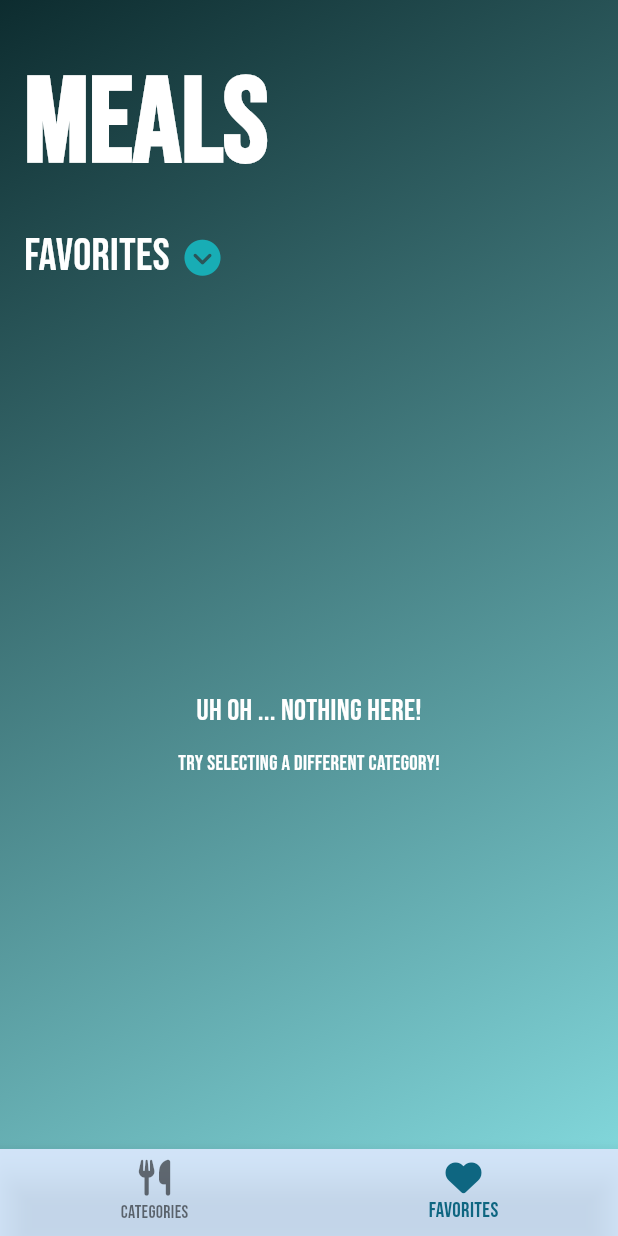
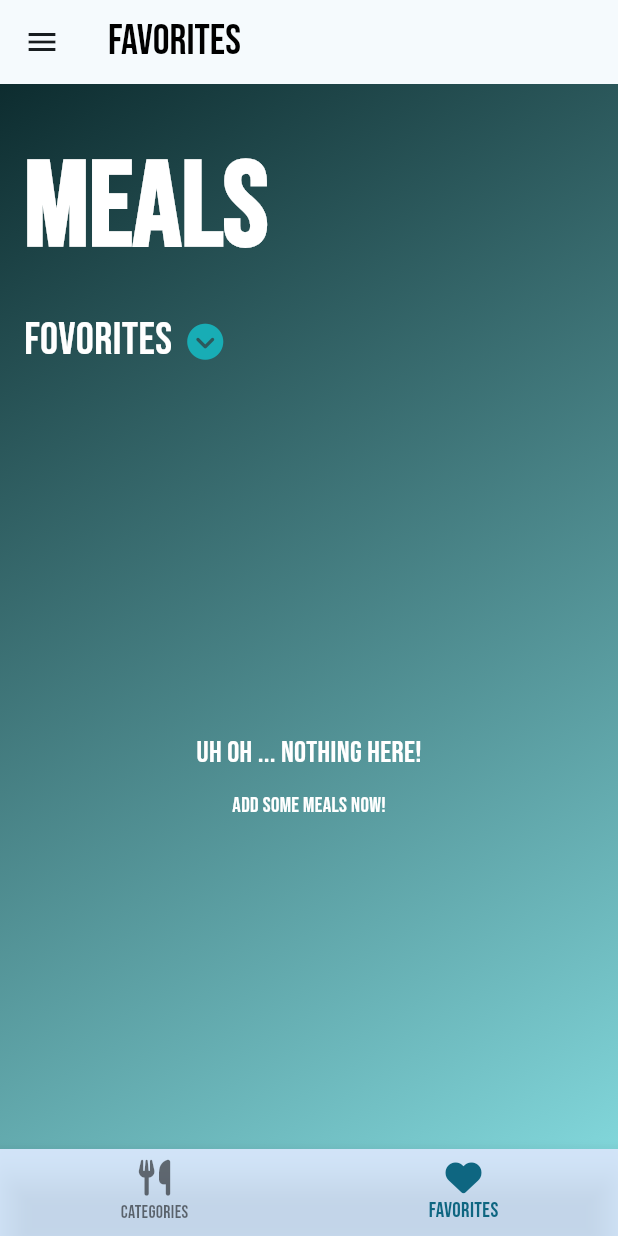
Before and after one commit to waaahaaab/meals, a Flutter app: the screen it shows after launch, item 2 of the bottom bar chosen, on a phone screen of 412 x 824 dp. Run offline on Flutter 3.47's test engine with Material 2 defaults, Android fonts, the phone set to English and light mode, and no system bars; our stand-ins replace font_awesome_flutter, google_fonts; network calls fail.

Commit message:
filter meals

```diff
--- a/lib/constants.dart
+++ b/lib/constants.dart
@@ -1,4 +1,5 @@
 import 'package:flutter/material.dart';
+import 'package:meals_app/screens/filter_screen.dart';
 
 const kGradient = LinearGradient(
   colors: [
@@ -12,3 +13,10 @@ const kGradient = LinearGradient(
 const kTextColor = Color.fromARGB(255, 4, 242, 255);
 const kIconColor = Color.fromARGB(255, 24, 173, 181);
 //Color.fromARGB(182, 27, 65, 67)
+
+const kInitialFilters = {
+  Filter.glutenFree: false,
+  Filter.vegan: false,
+  Filter.vegetarian: false,
+  Filter.lactoseFree: false,
+};
--- a/lib/screens/meals_screen.dart
+++ b/lib/screens/meals_screen.dart
@@ -13,34 +13,6 @@ class MealsScreen extends StatelessWidget {
   @override
   Widget build(BuildContext context) {
     return Scaffold(
-      // body: mealsList.isNotEmpty
-      //     ? Container(
-      //         decoration: const BoxDecoration(
-      //           gradient: kGradient,
-      //         ),
-      //         child: const Center(
-      //           child: Column(
-      //             mainAxisAlignment: MainAxisAlignment.center,
-      //             children: [
-      //               Text(
-      //                 'Uh oh ... nothing here!',
-      //                 style: TextStyle(
-      //                     color: Colors.white,
-      //                     fontSize: 20,
-      //                     fontWeight: FontWeight.w500),
-      //               ),
-      //               Text(
-      //                 'Try selecting a different category!',
-      //                 style: TextStyle(
-      //                     color: Colors.white,
-      //                     fontSize: 14,
-      //                     fontWeight: FontWeight.w400),
-      //               ),
-      //             ],
-      //           ),
-      //         ),
-      //       )
-      // :
       body: Container(
         padding: const EdgeInsets.only(
           top: 26,
@@ -51,10 +23,17 @@ class MealsScreen extends StatelessWidget {
           gradient: kGradient,
         ),
         child: Column(crossAxisAlignment: CrossAxisAlignment.start, children: [
+          Visibility(
+            visible: title != 'Favorites',
+            child: Column(
+              crossAxisAlignment: CrossAxisAlignment.start,
+              children: [
                 const Text(
                   'MEALS',
                   style: TextStyle(
-                color: Colors.white, fontSize: 80, fontWeight: FontWeight.w800),
+                      color: Colors.white,
+                      fontSize: 80,
+                      fontWeight: FontWeight.w800),
                 ),
                 const SizedBox(height: 10),
                 Row(
@@ -73,28 +52,44 @@ class MealsScreen extends StatelessWidget {
                     ),
                   ],
                 ),
+              ],
+            ),
+          ),
           const SizedBox(height: 20),
           Expanded(
             child: mealsList.isEmpty
-                ? const Center(
+                ? Center(
                     child: Column(
                       mainAxisAlignment: MainAxisAlignment.center,
                       crossAxisAlignment: CrossAxisAlignment.center,
                       children: [
-                        Text(
+                        const Text(
                           'Uh oh ... nothing here!',
                           style: TextStyle(
                               color: Colors.white,
                               fontSize: 20,
                               fontWeight: FontWeight.w500),
                         ),
-                        SizedBox(height: 10),
-                        Text(
+                        const SizedBox(height: 10),
+                        Visibility(
+                          visible: title != 'Favorites' && mealsList.isEmpty,
+                          child: const Text(
+                            'Add Some Meals Now!',
+                            style: TextStyle(
+                                color: Colors.white,
+                                fontSize: 14,
+                                fontWeight: FontWeight.w400),
+                          ),
+                        ),
+                        Visibility(
+                          visible: title == 'Favorites',
+                          child: const Text(
                             'Try selecting a different category!',
                             style: TextStyle(
                                 color: Colors.white,
                                 fontSize: 14,
                                 fontWeight: FontWeight.w400),
+                          ),
                         ),
                       ],
                     ),
--- a/lib/screens/tabs_screen.dart
+++ b/lib/screens/tabs_screen.dart
@@ -1,7 +1,12 @@
 import 'package:flutter/material.dart';
 import 'package:font_awesome_flutter/font_awesome_flutter.dart';
+import 'package:meals_app/data/meals_data.dart';
 import 'package:meals_app/screens/home_screen.dart';
 import 'package:meals_app/screens/meals_screen.dart';
+import 'package:meals_app/widgets/costume_drawer.dart';
+import 'package:meals_app/screens/filter_screen.dart';
+import 'package:meals_app/constants.dart';
+import 'package:meals_app/models/meal_model.dart';
 
 class TabsScreen extends StatefulWidget {
   const TabsScreen({super.key});
@@ -11,22 +16,67 @@ class TabsScreen extends StatefulWidget {
 }
 
 class _TabsScreenState extends State<TabsScreen> {
-  var _selectedIndex = 0;
+  int _selectedIndex = 0;
+  Map<Filter, bool> selectedFilters = kInitialFilters;
 
-  Widget activeScreen = const HomeScreen();
+  void _getFilters() async {
+    Navigator.pop(context);
+    Map<Filter, bool> result = await Navigator.push(
+        context,
+        MaterialPageRoute(
+            builder: (context) => FilterScreen(
+                  currentFilters: selectedFilters,
+                )));
+
+    setState(() {
+      selectedFilters = result;
+    });
+  }
 
   @override
   Widget build(BuildContext context) {
+    List<MealModel> filtredMeals = mealsData.where((meal) {
+      if (selectedFilters[Filter.glutenFree]! && !meal.isGlutenFree) {
+        return false;
+      }
+      if (selectedFilters[Filter.vegan]! && !meal.isVegan) {
+        return false;
+      }
+      if (selectedFilters[Filter.vegetarian]! && !meal.isVegetarian) {
+        return false;
+      }
+      if (selectedFilters[Filter.lactoseFree]! && !meal.isLactoseFree) {
+        return false;
+      }
+      return true;
+    }).toList();
+
+    String appBarTitle = 'Pick a category';
+    Widget activeScreen = HomeScreen(availableMeals: filtredMeals);
+
+    if (_selectedIndex == 1) {
+      setState(() {
+        appBarTitle = 'Favorites';
+        activeScreen = const MealsScreen(title: 'Fovorites', mealsList: []);
+      });
+    }
+
     return Scaffold(
+      drawer: CostumeDrawer(
+        getFilters: _getFilters,
+      ),
+      appBar: AppBar(
+        title: Text(
+          appBarTitle,
+          style: const TextStyle(color: Colors.black, fontSize: 28),
+        ),
+      ),
       body: activeScreen,
       bottomNavigationBar: BottomNavigationBar(
           backgroundColor: const Color.fromARGB(192, 201, 224, 249),
           onTap: (index) {
-            _selectedIndex = index;
             setState(() {
-              activeScreen = _selectedIndex != 0
-                  ? const MealsScreen(title: 'Favorites', mealsList: [])
-                  : const HomeScreen();
+              _selectedIndex = index;
             });
           },
           currentIndex: _selectedIndex,
```
Also changed, not shown: lib/screens/filter_screen.dart (added, +121 -0 lines), lib/screens/home_screen.dart (+23 -11 lines), lib/widgets/category_item.dart (+4 -16 lines), lib/widgets/costume_drawer.dart (added, +63 -0 lines), lib/widgets/switch_filter.dart (added, +37 -0 lines). Lines whose indentation alone changed are shown as unchanged.
